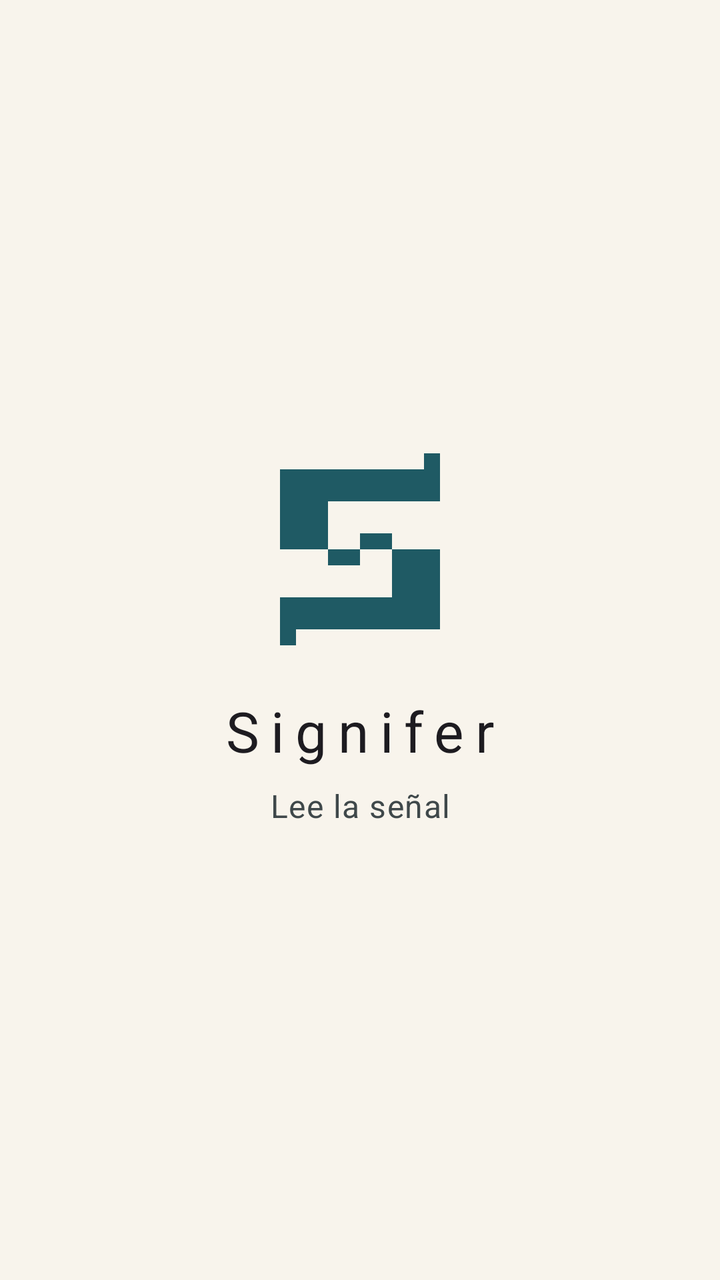
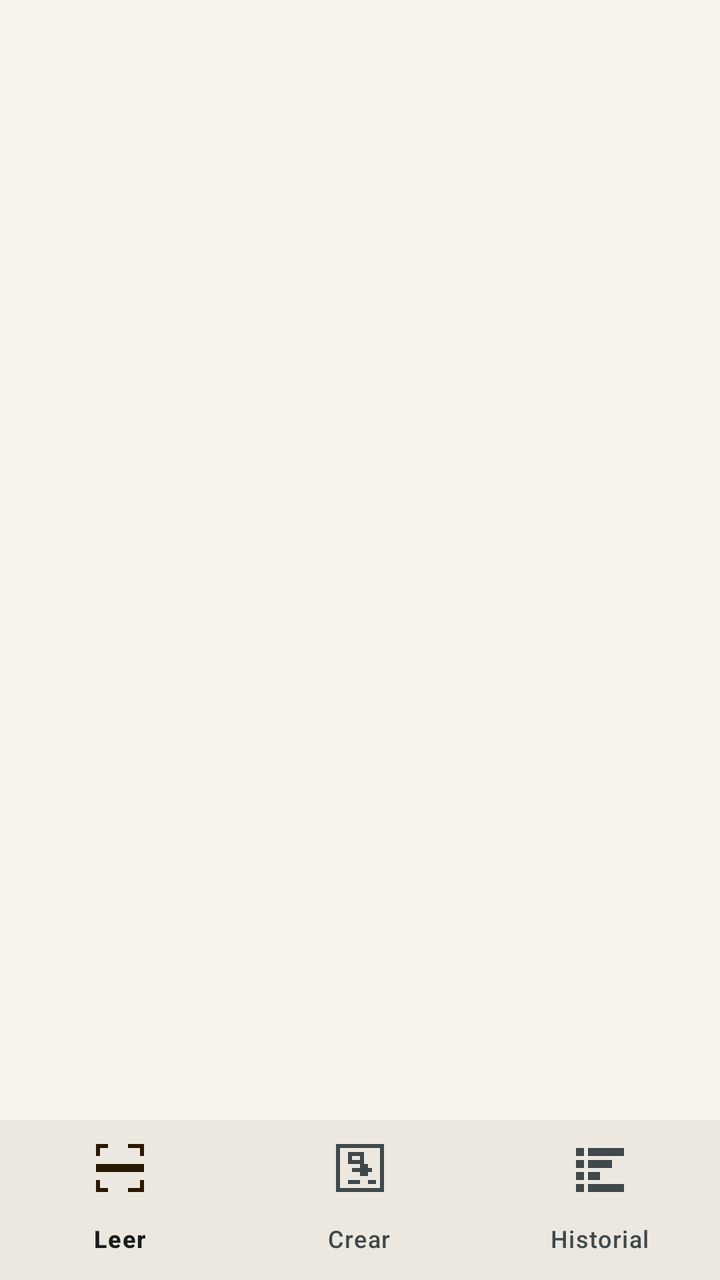

Before-and-after screenshots of an Android layout around one commit, followed by the original layout XML and the change that was made.
<!-- AndroidManifest.xml: application theme Theme.Signifer -->
<!-- res/layout/activity_main.xml -->
<?xml version="1.0" encoding="utf-8"?>
<androidx.constraintlayout.widget.ConstraintLayout xmlns:android="http://schemas.android.com/apk/res/android"
    xmlns:app="http://schemas.android.com/apk/res-auto"
    android:layout_width="match_parent"
    android:layout_height="match_parent"
    android:background="?android:attr/colorBackground">

    <ImageView
        android:id="@+id/signum"
        android:layout_width="96dp"
        android:layout_height="96dp"
        android:contentDescription="@string/app_name"
        android:src="@drawable/ic_signum"
        app:layout_constraintBottom_toTopOf="@id/title"
        app:layout_constraintEnd_toEndOf="parent"
        app:layout_constraintStart_toStartOf="parent"
        app:layout_constraintTop_toTopOf="parent"
        app:layout_constraintVertical_chainStyle="packed" />

    <TextView
        android:id="@+id/title"
        android:layout_width="wrap_content"
        android:layout_height="wrap_content"
        android:layout_marginTop="24dp"
        android:letterSpacing="0.2"
        android:text="@string/app_name"
        android:textAppearance="?attr/textAppearanceHeadlineMedium"
        app:layout_constraintBottom_toTopOf="@id/tagline"
        app:layout_constraintEnd_toEndOf="parent"
        app:layout_constraintStart_toStartOf="parent"
        app:layout_constraintTop_toBottomOf="@id/signum" />

    <TextView
        android:id="@+id/tagline"
        android:layout_width="wrap_content"
        android:layout_height="wrap_content"
        android:layout_marginTop="8dp"
        android:text="@string/app_tagline"
        android:textAppearance="?attr/textAppearanceBodyLarge"
        android:textColor="?attr/colorOnSurfaceVariant"
        app:layout_constraintBottom_toBottomOf="parent"
        app:layout_constraintEnd_toEndOf="parent"
        app:layout_constraintStart_toStartOf="parent"
        app:layout_constraintTop_toBottomOf="@id/title" />

</androidx.constraintlayout.widget.ConstraintLayout>
<!-- resources referenced by this layout -->
<resources>
  <!-- drawable ic_signum (drawable) -->
  <?xml version="1.0" encoding="utf-8"?>
  <vector xmlns:android="http://schemas.android.com/apk/res/android"
      android:width="12dp"
      android:height="12dp"
      android:viewportWidth="12"
      android:viewportHeight="12">
      <path
          android:fillColor="?attr/colorPrimary"
          android:pathData="M10,0h1v1h-1zM1,1h10v2h-10zM1,3h3v3h-3zM6,5h2v1h-2zM4,6h2v1h-2zM8,6h3v3h-3zM1,9h10v2h-10zM1,11h1v1h-1z" />
  </vector>
  <string name="app_name">Signifer</string>
  <string name="app_tagline">Lee la señal</string>
  <color name="light_primary">#FF1F5A64</color>
  <color name="light_on_primary">#FFFFFFFF</color>
  <color name="light_primary_container">#FFB0EBF8</color>
  <color name="light_on_primary_container">#FF001F25</color>
  <color name="light_secondary">#FF7A5A2E</color>
  <color name="light_on_secondary">#FFFFFFFF</color>
  <color name="light_secondary_container">#FFFFDDB0</color>
  <color name="light_on_secondary_container">#FF281800</color>
  <color name="light_tertiary">#FF4B6268</color>
  <color name="light_on_tertiary">#FFFFFFFF</color>
  <color name="light_tertiary_container">#FFCDE7EE</color>
  <color name="light_on_tertiary_container">#FF061F24</color>
  <color name="light_error">#FFBA1A1A</color>
  <color name="light_on_error">#FFFFFFFF</color>
  <color name="light_error_container">#FFFFDAD6</color>
  <color name="light_on_error_container">#FF410002</color>
  <color name="light_background">#FFF8F4EC</color>
  <color name="light_on_background">#FF191C1D</color>
  <color name="light_surface">#FFF8F4EC</color>
  <color name="light_on_surface">#FF191C1D</color>
  <color name="light_surface_variant">#FFDBE4E6</color>
  <color name="light_on_surface_variant">#FF3F484A</color>
  <color name="light_surface_container">#FFECE8E0</color>
  <color name="light_surface_container_high">#FFE6E2DA</color>
  <color name="light_outline">#FF6F797A</color>
  <color name="light_outline_variant">#FFBFC8CA</color>
  <color name="light_inverse_surface">#FF2D3132</color>
  <color name="light_inverse_on_surface">#FFEFF1F1</color>
  <color name="light_inverse_primary">#FF86D1DF</color>
</resources>

<!-- the commit's change to res/layout/activity_main.xml (unified diff, before → after) -->
@@ -5,42 +5,23 @@
     android:layout_height="match_parent"
     android:background="?android:attr/colorBackground">
 
-    <ImageView
-        android:id="@+id/signum"
-        android:layout_width="96dp"
-        android:layout_height="96dp"
-        android:contentDescription="@string/app_name"
-        android:src="@drawable/ic_signum"
-        app:layout_constraintBottom_toTopOf="@id/title"
+    <androidx.fragment.app.FragmentContainerView
+        android:id="@+id/container"
+        android:layout_width="0dp"
+        android:layout_height="0dp"
+        app:layout_constraintBottom_toTopOf="@id/navigation"
         app:layout_constraintEnd_toEndOf="parent"
         app:layout_constraintStart_toStartOf="parent"
-        app:layout_constraintTop_toTopOf="parent"
-        app:layout_constraintVertical_chainStyle="packed" />
+        app:layout_constraintTop_toTopOf="parent" />
 
-    <TextView
-        android:id="@+id/title"
-        android:layout_width="wrap_content"
+    <com.google.android.material.bottomnavigation.BottomNavigationView
+        android:id="@+id/navigation"
+        android:layout_width="0dp"
         android:layout_height="wrap_content"
-        android:layout_marginTop="24dp"
-        android:letterSpacing="0.2"
-        android:text="@string/app_name"
-        android:textAppearance="?attr/textAppearanceHeadlineMedium"
-        app:layout_constraintBottom_toTopOf="@id/tagline"
-        app:layout_constraintEnd_toEndOf="parent"
-        app:layout_constraintStart_toStartOf="parent"
-        app:layout_constraintTop_toBottomOf="@id/signum" />
-
-    <TextView
-        android:id="@+id/tagline"
-        android:layout_width="wrap_content"
-        android:layout_height="wrap_content"
-        android:layout_marginTop="8dp"
-        android:text="@string/app_tagline"
-        android:textAppearance="?attr/textAppearanceBodyLarge"
-        android:textColor="?attr/colorOnSurfaceVariant"
+        android:background="?attr/colorSurfaceContainer"
         app:layout_constraintBottom_toBottomOf="parent"
         app:layout_constraintEnd_toEndOf="parent"
         app:layout_constraintStart_toStartOf="parent"
-        app:layout_constraintTop_toBottomOf="@id/title" />
+        app:menu="@menu/navigation" />
 
 </androidx.constraintlayout.widget.ConstraintLayout>
<!-- resource entries referenced after the edit -->
@@ -1,18 +1,5 @@
 <!-- resources referenced by this layout -->
 <resources>
-  <!-- drawable ic_signum (drawable) -->
-  <?xml version="1.0" encoding="utf-8"?>
-  <vector xmlns:android="http://schemas.android.com/apk/res/android"
-      android:width="12dp"
-      android:height="12dp"
-      android:viewportWidth="12"
-      android:viewportHeight="12">
-      <path
-          android:fillColor="?attr/colorPrimary"
-          android:pathData="M10,0h1v1h-1zM1,1h10v2h-10zM1,3h3v3h-3zM6,5h2v1h-2zM4,6h2v1h-2zM8,6h3v3h-3zM1,9h10v2h-10zM1,11h1v1h-1z" />
-  </vector>
-  <string name="app_name">Signifer</string>
-  <string name="app_tagline">Lee la señal</string>
   <color name="light_primary">#FF1F5A64</color>
   <color name="light_on_primary">#FFFFFFFF</color>
   <color name="light_primary_container">#FFB0EBF8</color>
